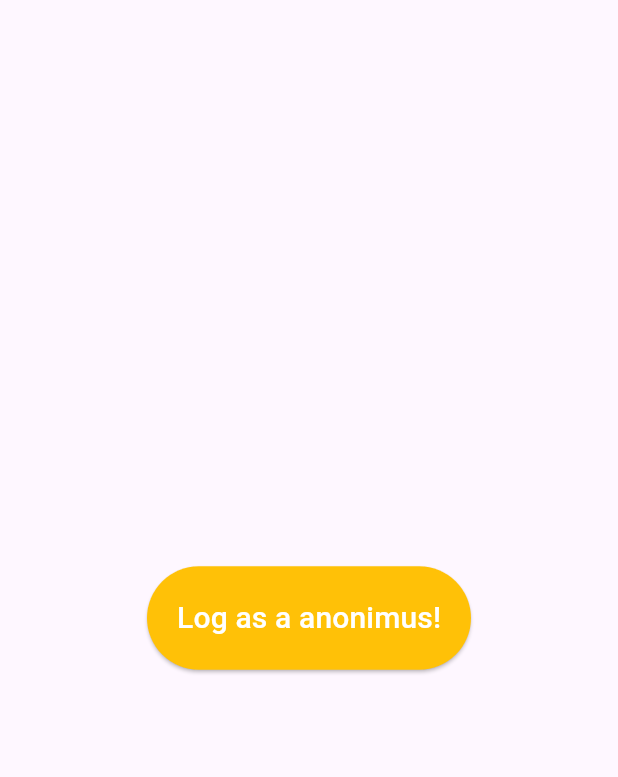
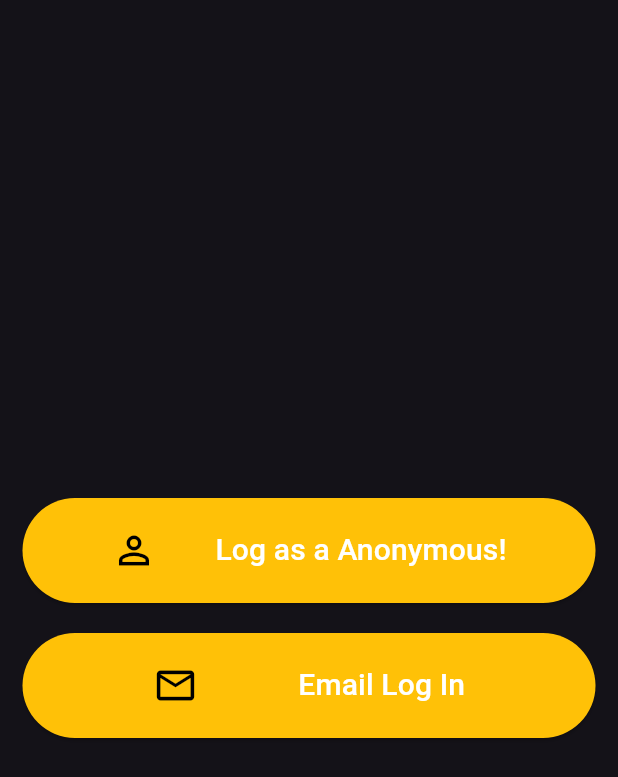
Before and after one commit to THARINDUnirmal/auth-exceptions-handling, a Flutter app: the screen it shows after launch, on a phone screen of 412 x 824 dp. Shown: the top 777 px of the screen. Run offline on Flutter 3.47's test engine with Material 3 defaults, Android fonts, the phone set to English and light mode, and no system bars; our stand-ins replace firebase_auth, firebase_core; accounts and stored records are empty; generated files the repository leaves out were written again.

Commit message:
Email login feature implemnt

```diff
--- a/lib/main.dart
+++ b/lib/main.dart
@@ -14,7 +14,8 @@ class MyApp extends StatelessWidget {
 
   @override
   Widget build(BuildContext context) {
-    return const MaterialApp(
+    return MaterialApp(
+      theme: ThemeData(brightness: Brightness.dark),
       debugShowCheckedModeBanner: false,
       home: AnonymousScreen(),
     );
--- a/lib/screens/anonymous_screen.dart
+++ b/lib/screens/anonymous_screen.dart
@@ -1,5 +1,6 @@
 import 'package:firebase_auth_exseption/auth_service/auth_sevice.dart';
 import 'package:firebase_auth_exseption/screens/home_screen.dart';
+import 'package:firebase_auth_exseption/screens/register_screen.dart';
 import 'package:flutter/material.dart';
 
 class AnonymousScreen extends StatelessWidget {
@@ -14,8 +15,7 @@ class AnonymousScreen extends StatelessWidget {
           child: Column(
             mainAxisAlignment: MainAxisAlignment.center,
             children: [
-              Center(
-                child: ElevatedButton(
+              ElevatedButton(
                 style: ElevatedButton.styleFrom(
                   padding: EdgeInsets.symmetric(horizontal: 20, vertical: 20),
                   shadowColor: Colors.black,
@@ -28,10 +28,39 @@ class AnonymousScreen extends StatelessWidget {
                     MaterialPageRoute(builder: (context) => HomeScreen()),
                   );
                 },
-                  child: Text(
-                    "Log as a anonimus!",
+                child: Row(
+                  mainAxisAlignment: MainAxisAlignment.spaceEvenly,
+                  children: [
+                    Icon(Icons.person_outline, color: Colors.black, size: 30),
+                    Text(
+                      "Log as a Anonymous!",
                       style: TextStyle(fontSize: 20, color: Colors.white),
                     ),
+                  ],
+                ),
+              ),
+              SizedBox(height: 20),
+              ElevatedButton(
+                style: ElevatedButton.styleFrom(
+                  padding: EdgeInsets.symmetric(horizontal: 20, vertical: 20),
+                  shadowColor: Colors.black,
+                  backgroundColor: Colors.amber,
+                ),
+                onPressed: () async {
+                  Navigator.push(
+                    context,
+                    MaterialPageRoute(builder: (context) => RegisterScreen()),
+                  );
+                },
+                child: Row(
+                  mainAxisAlignment: MainAxisAlignment.spaceEvenly,
+                  children: [
+                    Icon(Icons.email_outlined, color: Colors.black, size: 30),
+                    Text(
+                      "Email Log In",
+                      style: TextStyle(fontSize: 20, color: Colors.white),
+                    ),
+                  ],
                 ),
               ),
             ],
```
Also changed, not shown: lib/auth_service/auth_sevice.dart (+18 -1 lines), lib/screens/register_screen.dart (added, +183 -0 lines). Lines whose indentation alone changed are shown as unchanged.
